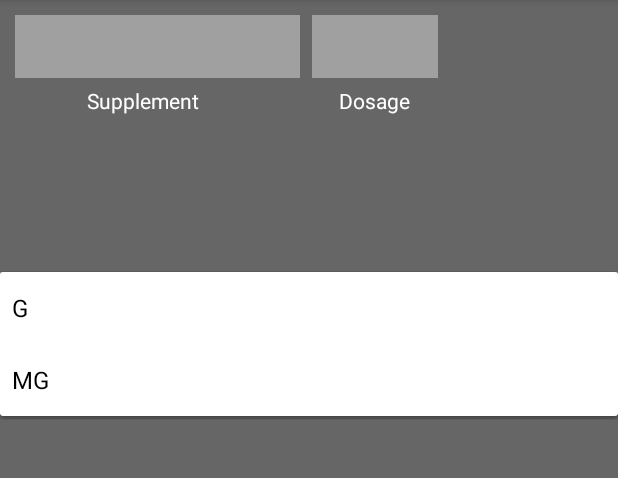
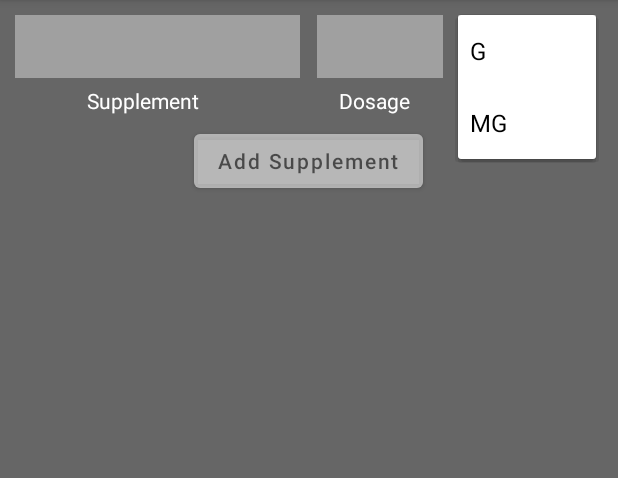
Before and after one commit to Steadfast-Fitness/SteadfastKotlin, an Android app: the AddSupplement screen opened directly, with no data from a screen before it, after a tap on an icon or button, on a phone screen of 412 x 824 dp, the part 84-562 px from its top. Run offline under Robolectric (Android 15) with nearby library versions, the phone set to English and light mode, and no system bars.

Commit message:
Fully Functional back to where our Java Project was

```diff
--- a/app/src/main/java/com/example/steadfast/SupplementView.kt
+++ b/app/src/main/java/com/example/steadfast/SupplementView.kt
@@ -33,6 +33,9 @@ class SupplementView : AppCompatActivity() {
             // which view you pass in doesn't matter, it is only used for the window tolken
             popupWindow.showAtLocation(view, Gravity.BOTTOM, 0, 0)
 
+
+
+
             // dismiss the popup window when touched
             popupView.setOnTouchListener { v, event ->
                 popupWindow.dismiss()
--- a/app/src/main/res/layout/activity_add_supplement.xml
+++ b/app/src/main/res/layout/activity_add_supplement.xml
@@ -25,8 +25,10 @@
         android:layout_height="42dp"
         android:layout_alignParentStart="true"
         android:layout_alignParentTop="true"
-        android:layout_marginStart="208dp"
+        android:layout_marginStart="211dp"
+        android:layout_marginLeft="10dp"
         android:layout_marginTop="10dp"
+        android:layout_marginRight="10dp"
         android:background="#60ffffff"
         android:textColor="@color/white" />
 
@@ -54,13 +56,28 @@
 
     <Spinner
         android:id="@+id/dropDown"
-        android:layout_width="match_parent"
-        android:layout_height="wrap_content"
+        android:layout_width="92dp"
+        android:layout_height="42dp"
         android:layout_alignParentStart="true"
         android:layout_alignParentTop="true"
-        android:layout_marginStart="0dp"
-        android:layout_marginTop="181dp"
+        android:layout_marginStart="305dp"
+        android:layout_marginTop="10dp"
+        android:layout_marginLeft="10dp"
+        android:layout_marginRight="10dp"
         android:background="#60ffffff"
-        android:entries="@array/spinnerItems"/>
+        android:textAlignment="center"
+        android:entries="@array/spinnerItems"
+        />
+
+    <Button
+        android:id="@+id/addSupBtn"
+        android:layout_width="wrap_content"
+        android:layout_height="wrap_content"
+        android:layout_alignParentTop="true"
+        android:layout_centerHorizontal="true"
+        android:layout_marginTop="83dp"
+        android:backgroundTint="#50ffffff"
+        android:hint="Add Supplement"
+        android:textColor="@color/black" />
 
 </RelativeLayout>
```
